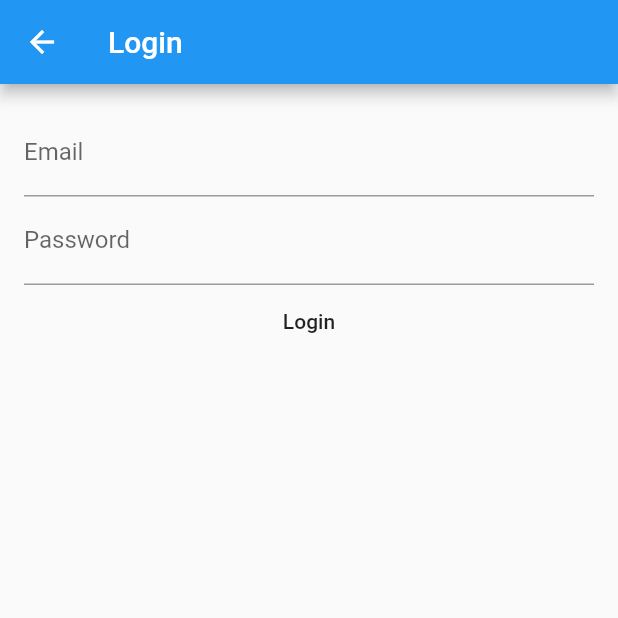
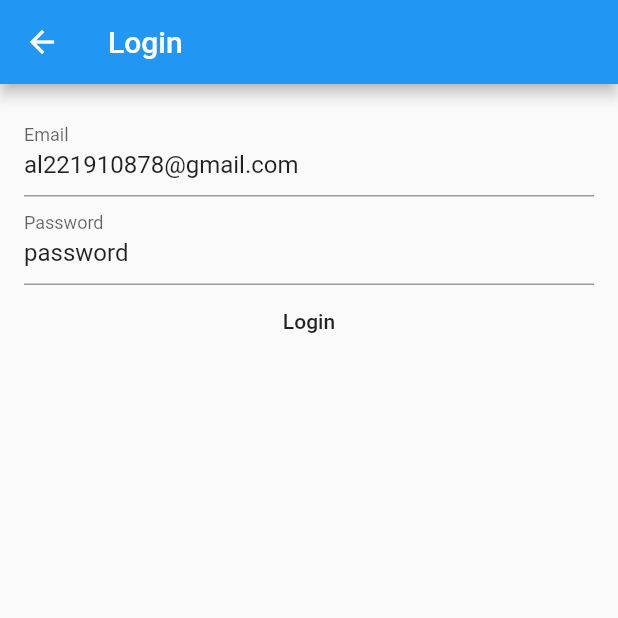
Before and after one commit to Skullnietz/-2021dsm51_equipo02, a Flutter app: the screen it shows after launch, in the side drawer, after a tap on "Login", on a phone screen of 412 x 824 dp, the top half of it. Run offline on Flutter 3.47's test engine with Material 2 defaults, Android fonts, the light colour scheme and no system bars.

Commit message:
04 Faking authentication

```diff
--- a/lib/main.dart
+++ b/lib/main.dart
@@ -1,8 +1,16 @@
 import 'package:flutter/material.dart';
+import 'package:flutter/rendering.dart';
+import 'package:flutter_authentication_with_laravel_sanctum/providers/auth.dart';
 import 'package:flutter_authentication_with_laravel_sanctum/widgets/nav-drawer.dart';
+import 'package:provider/provider.dart';
 
 void main() {
-  runApp(MyApp());
+  runApp(
+    ChangeNotifierProvider(
+      create: (_) => Auth(),
+      child: MyApp(),
+    )
+  );
 }
 
 class MyApp extends StatelessWidget {
@@ -11,7 +19,46 @@ class MyApp extends StatelessWidget {
   Widget build(BuildContext context) {
     return MaterialApp(
       title: 'Flutter Demo',
-      home: HomeScreen(),
+      theme: ThemeData(
+        primarySwatch: Colors.blue,
+        visualDensity: VisualDensity.adaptivePlatformDensity,
+      ),
+      home: MyHomePage(title: 'Sanctum authentication'),
     );
   }
 }
+
+class MyHomePage extends StatefulWidget{
+  MyHomePage({Key key, this.title}) : super(key: key);
+
+  final String title;
+
+  @override
+  _MyHomePageState createState() => _MyHomePageState();
+
+}
+
+class _MyHomePageState extends State<MyHomePage>{
+  @override
+  Widget build(BuildContext context){
+    return Scaffold(
+      appBar:AppBar(
+        title:Text(widget.title),
+
+      ),
+      drawer: HomeScreen(),
+      body: Center(
+        child: Consumer<Auth>(
+          builder: (context, auth, child){
+            if (auth.authenticated){
+              return Text('You are logged in');
+            }else{
+              return Text('You are not logged in');
+
+            }
+          }
+        )
+      ),
+    );
+  }
+}
--- /dev/null
+++ b/lib/providers/auth.dart
@@ -0,0 +1,16 @@
+import 'package:flutter/foundation.dart';
+
+class Auth extends ChangeNotifier{
+  bool _authenticated = false;
+
+  bool get authenticated => _authenticated;
+
+ void login ({ Map credentials }){
+   _authenticated=true;
+
+
+   notifyListeners();
+   }
+
+
+}
--- a/lib/screen/login-screen.dart
+++ b/lib/screen/login-screen.dart
@@ -1,8 +1,10 @@
 
 
-import 'dart:developer';
+
 
 import 'package:flutter/material.dart';
+import 'package:flutter_authentication_with_laravel_sanctum/providers/auth.dart';
+import 'package:provider/provider.dart';
 
 class LoginScreen extends StatefulWidget {
   @override
@@ -16,10 +18,16 @@ class LoginState extends State<LoginScreen> {
   String _email;
   String _password;
 
+
   void submit(){
-    log(_email);
-    log(_password);
+    Provider.of<Auth>(context,listen:false).login(
+      credentials:{
+        'email':_email,
+        'password':_password,
+      }
+    );
 
+    Navigator.pop(context);
   }
   @override
   Widget build(BuildContext context) {
@@ -35,6 +43,7 @@ class LoginState extends State<LoginScreen> {
                child: Column(
                  children: [
                    TextFormField(
+                     initialValue: 'al221910878@gmail.com',
                      decoration: InputDecoration(
                        labelText: 'Email',
                        hintText: 'al221910878@gmail.com',
@@ -44,6 +53,7 @@ class LoginState extends State<LoginScreen> {
                       } ,
                    ),
                    TextFormField(
+                     initialValue: 'password',
                      decoration: InputDecoration(
                        labelText: 'Password',
                       ),
--- a/lib/widgets/nav-drawer.dart
+++ b/lib/widgets/nav-drawer.dart
@@ -1,6 +1,8 @@
 import 'package:flutter/material.dart';
+import 'package:flutter_authentication_with_laravel_sanctum/providers/auth.dart';
 import 'package:flutter_authentication_with_laravel_sanctum/screen/login-screen.dart';
 import 'package:flutter_authentication_with_laravel_sanctum/screen/posts-screen.dart';
+import 'package:provider/provider.dart';
 class HomeScreen extends StatefulWidget {
   @override
   _HomeScreenState createState() => _HomeScreenState();
@@ -9,13 +11,11 @@ class HomeScreen extends StatefulWidget {
 class _HomeScreenState extends State<HomeScreen> {
   @override
   Widget build(BuildContext context) {
-    return Scaffold(
-      appBar: AppBar(
-        title: Text('Sanctum Authentication'),
-      ),
-      body:Center(child: Text('You are not logged in'),),
-      drawer: Drawer(
-        child: ListView(
+    return  Drawer(
+        child: Consumer<Auth>(
+          builder:(context, auth, child){
+            if(auth.authenticated){
+              return ListView(
           children: [
             ListTile(
               title: Text('Guizar Peña Carlos Enrique DSM51'),
@@ -28,13 +28,32 @@ class _HomeScreenState extends State<HomeScreen> {
               },
             ),
             ListTile(
-              title: Text('Login'),
-              onTap: (){
-                Navigator.push(context, MaterialPageRoute(builder:(context)=>LoginScreen()));
-              },
-            ),
+                      title: Text('Log out'),
+                       onTap: (){
+                         //
+                       }
+                         ),
           ],
-        ),
+        );
+            }else{
+              return ListView(
+                children: [
+                  ListTile(
+                      title: Text('Login'),
+                       onTap: (){
+                         Navigator.push(context, MaterialPageRoute(builder:(context)=>LoginScreen()));
+                         },
+                         ),
+                         ListTile(
+                      title: Text('Register'),
+                       onTap: (){
+                         Navigator.push(context, MaterialPageRoute(builder:(context)=>LoginScreen()));
+                         },
+                         ),
+                ],
+              );
+            }
+          },
       ),
     );
   }
--- a/pubspec.yaml
+++ b/pubspec.yaml
@@ -23,6 +23,7 @@ environment:
 dependencies:
   flutter:
     sdk: flutter
+  provider: ^4.3.2+3
 
 
   # The following adds the Cupertino Icons font to your application.
```
Also changed, not shown: pubspec.lock.
